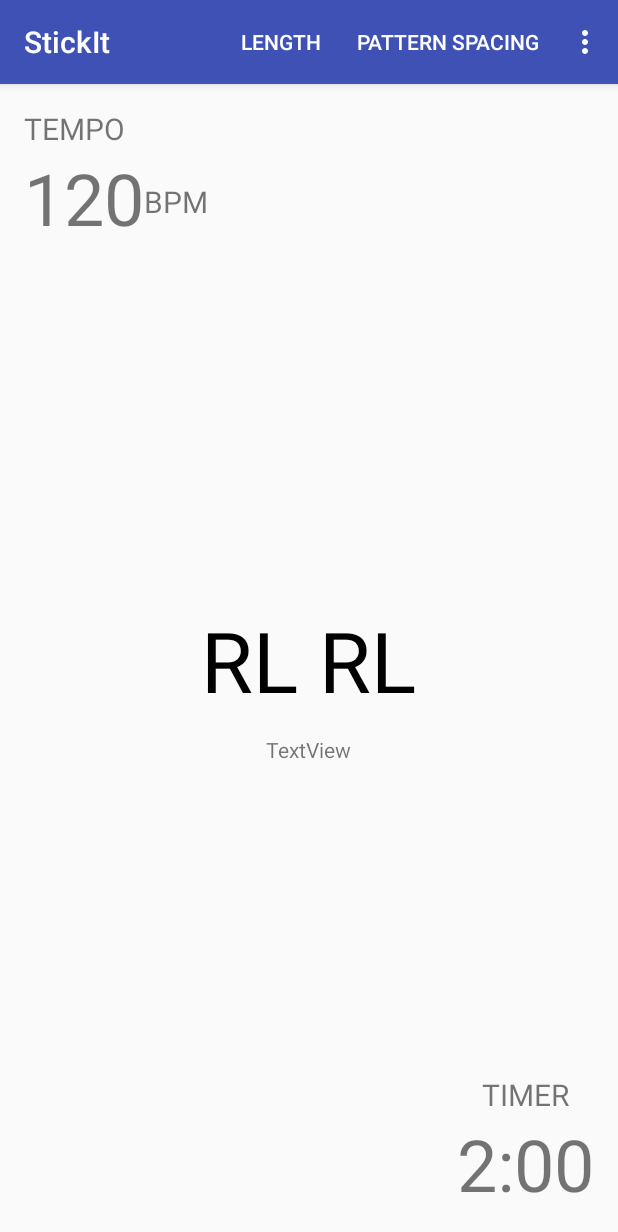
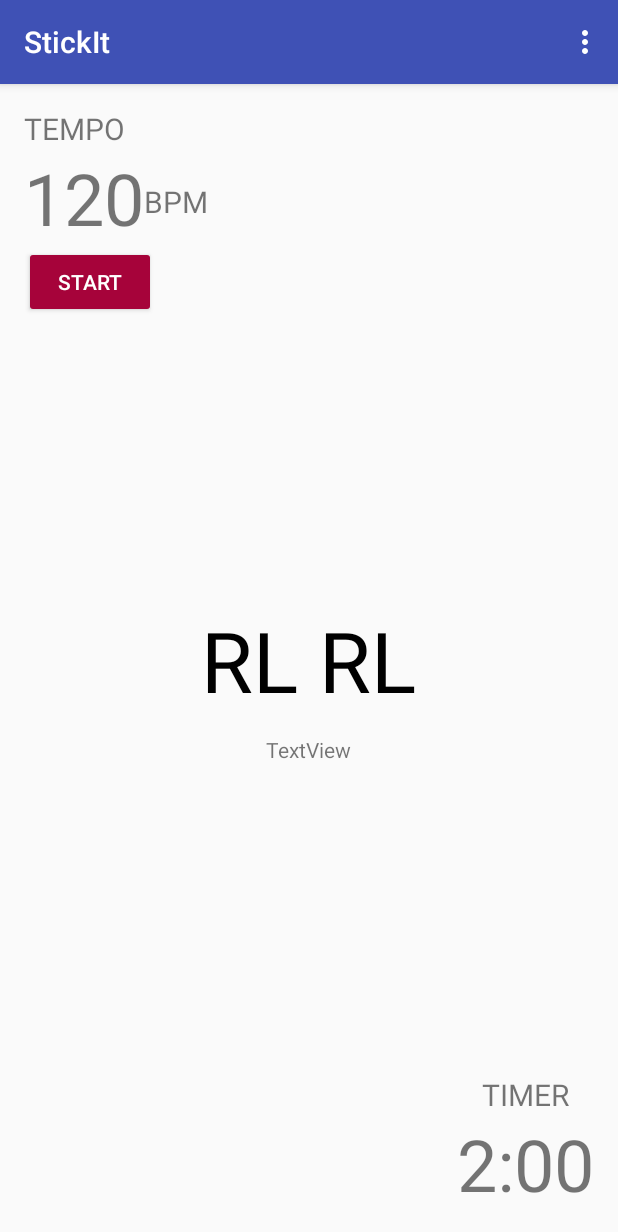
Before and after one commit to michaeloverman/StickIt, an Android app: the screen it shows after launch (StickItActivity), on a phone screen of 412 x 824 dp. Shown: the top 1232 px of the screen. Run offline under Robolectric (Android 15) with nearby library versions, the phone set to English and light mode, and no system bars.

Commit message:
metronome sort of working, click and all

```diff
--- /dev/null
+++ b/app/src/main/java/tech/michaeloverman/android/stickit/Metronome.java
@@ -0,0 +1,122 @@
+package tech.michaeloverman.android.stickit;
+
+import android.content.Context;
+import android.content.res.AssetFileDescriptor;
+import android.content.res.AssetManager;
+import android.media.AudioManager;
+import android.media.SoundPool;
+import android.os.CountDownTimer;
+import android.util.Log;
+
+import java.io.IOException;
+import java.util.ArrayList;
+import java.util.List;
+
+/**
+ * Created by Michael on 10/6/2016.
+ */
+
+public class Metronome {
+    private static final String TAG = "Metronome";
+    private static final String SOUNDS_FOLDER = "sample_sounds";
+    private static final long TWENTY_MINUTES = 60000 * 20;
+
+    private AssetManager mAssets;
+    private List<Click> mClicks = new ArrayList<>();
+    private SoundPool mSoundPool;
+    private Integer mClickId;
+    private Integer mHiClickId, mLoClickId;
+    private long mDelay;
+
+    private boolean mClicking;
+
+    public Metronome(Context context) {
+        mAssets = context.getAssets();
+        mClicking = false;
+        mSoundPool = new SoundPool(5, AudioManager.STREAM_MUSIC, 0);
+        loadSounds();
+    }
+
+//    Runnable mClicker = new Runnable() {
+//        @Override
+//        public void run() {
+//            try {
+//                while(mClicking) {
+//                    mSoundPool.play(mClickId, 1.0f, 1.0f, 1, 0, 1.0f);
+//                    wait(mDelay);
+//                }
+//            } catch (InterruptedException ie) {
+//            }
+//        }
+//
+//    };
+
+    CountDownTimer mTimer;
+
+    public void play(int tempo) {
+        mDelay = 60000 / tempo;
+        mClickId = mClicks.get(0).getSoundId();
+//        mHiClickId = mClicks.get(1).getSoundId();
+//        mLoClickId = mClicks.get(2).getSoundId();
+        if (mClickId == null) {
+            return;
+        }
+
+        mTimer = new CountDownTimer(TWENTY_MINUTES, mDelay) {
+            boolean hilo = true;
+            @Override
+            public void onTick(long millisUntilFinished) {
+                mSoundPool.play(mClickId, 1.0f, 1.0f, 1, 0, 1.0f);
+//                if(hilo) {
+//                    mSoundPool.play(mHiClickId, 1.0f, 1.0f, 1, 0, 1.0f);
+//                    hilo = !hilo;
+//                } else {
+//                    mSoundPool.play(mLoClickId, 1.0f, 1.0f, 1, 0, 1.0f);
+//                    hilo = !hilo;
+//                }
+            }
+
+            @Override
+            public void onFinish() {
+
+            }
+        };
+        mTimer.start();
+    }
+
+    public void stop() {
+        mTimer.cancel();
+    }
+
+    private void loadSounds() {
+        String[] soundNames;
+        try {
+            soundNames = mAssets.list(SOUNDS_FOLDER);
+            Log.i(TAG, "Found " + soundNames.length + " sounds");
+        } catch (IOException ioe) {
+            Log.e(TAG, "Could not list assets", ioe);
+            return;
+        }
+        for (String filename : soundNames) {
+            try {
+                String assetPath = SOUNDS_FOLDER + "/" + filename;
+                Click click = new Click(assetPath);
+                load(click);
+                mClicks.add(click);
+                Log.i(TAG, "  Loaded: " + filename);
+            } catch (IOException ioe) {
+                Log.e(TAG, "Could not load sound " + filename, ioe);
+            }
+        }
+    }
+
+    private void load(Click click) throws IOException {
+        AssetFileDescriptor afd = mAssets.openFd(click.getAssetPath());
+        int soundId = mSoundPool.load(afd, 1);
+        click.setSoundId(soundId);
+    }
+
+    public List<Click> getClicks() {
+        return mClicks;
+    }
+}
--- a/app/src/main/java/tech/michaeloverman/android/stickit/StickItFragment.java
+++ b/app/src/main/java/tech/michaeloverman/android/stickit/StickItFragment.java
@@ -2,6 +2,7 @@ package tech.michaeloverman.android.stickit;
 
 import android.app.Activity;
 import android.content.Intent;
+import android.media.SoundPool;
 import android.os.Bundle;
 import android.os.CountDownTimer;
 import android.support.annotation.Nullable;
@@ -16,6 +17,7 @@ import android.view.MenuItem;
 import android.view.MotionEvent;
 import android.view.View;
 import android.view.ViewGroup;
+import android.widget.Button;
 import android.widget.ImageButton;
 import android.widget.TextView;
 
@@ -44,6 +46,11 @@ public class StickItFragment extends Fragment {
     private boolean mDoingStones;
     private int mTempo = 120;
 
+    private Metronome mMetronome;
+    private SoundPool mSoundPool;
+    private Button mStartButton;
+    private boolean mMetronomeRunning;
+
     public static Fragment newInstance() { return new StickItFragment(); }
 
     @Override
@@ -56,6 +63,8 @@ public class StickItFragment extends Fragment {
         // mSequence = new Sequence(sequenceLength);
         mSequence = new Sequence(getContext(), 4);
         mDoingStones = false;
+        mMetronome = new Metronome(getActivity());
+        mMetronomeRunning = false;
     }
 
     @Nullable
@@ -80,6 +89,13 @@ public class StickItFragment extends Fragment {
             @Override
             public void onClick(View v) {
                 newTempoMarking();
+            }
+        });
+        mStartButton = (Button) view.findViewById(R.id.start_button);
+        mStartButton.setOnClickListener(new View.OnClickListener() {
+            @Override
+            public void onClick(View v) {
+                stopStartMetronome();
             }
         });
         mNextStoneButton = (ImageButton) view.findViewById(R.id.button_next_stone);
@@ -162,6 +178,20 @@ public class StickItFragment extends Fragment {
         mStickingView.setText(mSequence.toString());
         return view;
     }
+
+    private void stopStartMetronome() {
+
+        if(mMetronomeRunning) {
+            mMetronome.stop();
+            mMetronomeRunning = false;
+            mStartButton.setText(R.string.start);
+        } else {
+            mMetronomeRunning = true;
+            mStartButton.setText(R.string.stop);
+            mMetronome.play(mTempo);
+        }
+    }
+
 
     CountDownTimer mTimer;
     private void startTimer() {
--- a/app/src/main/res/layout/fragment_stickit.xml
+++ b/app/src/main/res/layout/fragment_stickit.xml
@@ -110,14 +110,23 @@
         android:textSize="48sp"/>
 
     <TextView
-        android:text="BPM"
+        android:id="@+id/bpm_label"
+        android:text="@string/bpm"
         android:layout_width="wrap_content"
         android:layout_height="wrap_content"
         android:layout_alignBottom="@+id/tempo_marking"
         android:layout_toRightOf="@+id/tempo_marking"
         android:layout_toEndOf="@+id/tempo_marking"
         android:layout_marginBottom="16dp"
-        android:id="@+id/bpm_label"
         android:textSize="20dp"/>
 
+    <Button
+        android:id="@+id/start_button"
+        android:layout_width="wrap_content"
+        android:layout_height="wrap_content"
+        android:layout_below="@+id/tempo_marking"
+        android:layout_alignParentStart="true"
+        style="@style/Widget.AppCompat.Button.Colored"
+        android:text="@string/start"/>
+
 </RelativeLayout>
--- a/app/src/main/res/menu/fragment_stickit.xml
+++ b/app/src/main/res/menu/fragment_stickit.xml
@@ -4,13 +4,13 @@
 
     <item android:id="@+id/set_pattern_length"
           android:title="@string/pattern_length"
-          app:showAsAction="ifRoom" />
+          app:showAsAction="never" />
 
     <item android:id="@+id/set_pattern_spacing"
           android:title="@string/pattern_spacing"
-          app:showAsAction="ifRoom" />
+          app:showAsAction="never" />
 
     <item android:id="@+id/stone_patterns"
           android:title="@string/stone_pattern_string"
-          app:showAsAction="ifRoom" />
+          app:showAsAction="never" />
 </menu>
--- a/app/src/main/res/values/strings.xml
+++ b/app/src/main/res/values/strings.xml
@@ -1,6 +1,6 @@
 <resources>
     <string name="app_name">StickIt</string>
-    <string name="pattern_length">Length</string>
+    <string name="pattern_length">Pattern Length</string>
     <string name="choose_pattern_length">Choose Number of Stickings</string>
     <string-array name="pattern_lengths">
            <item>4</item>
@@ -24,6 +24,9 @@
     <string name="stick_control_question">Stick Control?</string>
     <string name="stick_control_dialog_message">Do you want to practice the patterns from G.L.Stone\'s Stick Control?</string>
     <string name="set_new_tempo">Set New Tempo...</string>
+    <string name="start">Start</string>
+    <string name="bpm">BPM</string>
+    <string name="stop">Stop</string>
     <string-array name="spacing_options">
         <item>None (RLRLRLR)</item>
         <item>Paired Big-Small (RLRL RLR)</item>
```
Also changed, not shown: app/src/main/java/tech/michaeloverman/android/stickit/Click.java (added, +34 -0 lines), 17 other files.
